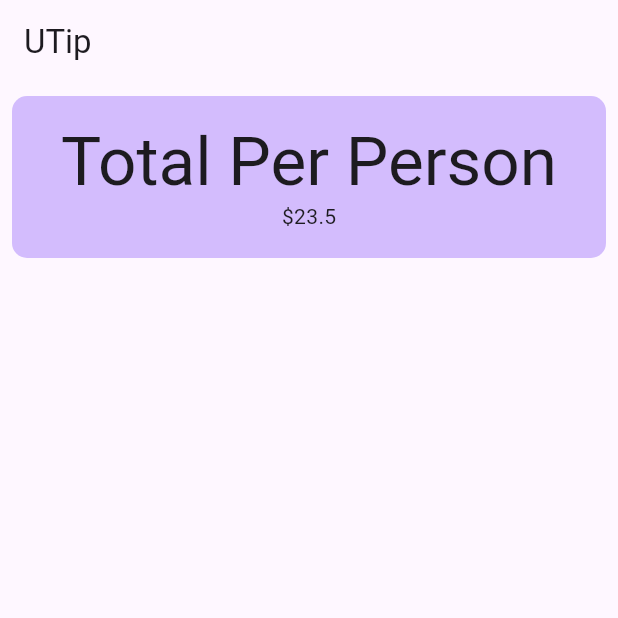
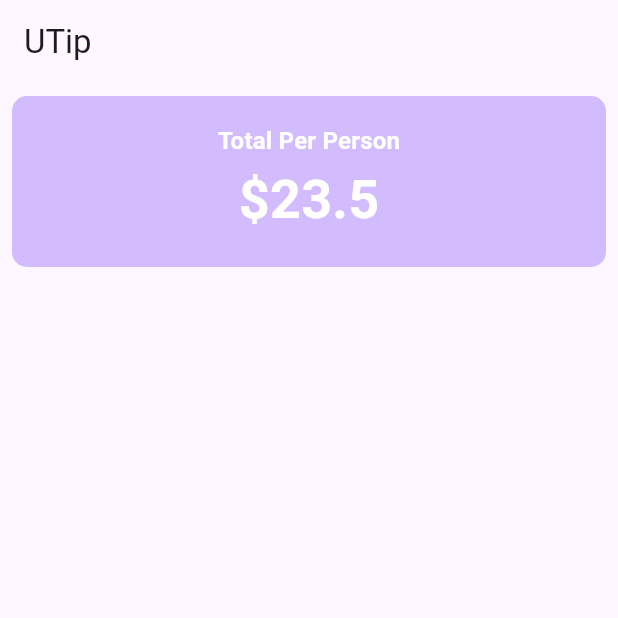
Before and after one commit to IsarahTarila1/UTip-Calculator, a Flutter app: the screen it shows after launch, on a phone screen of 412 x 824 dp, the top half of it. Run offline on Flutter 3.47's test engine with Material 3 defaults, Android fonts, the phone set to English and light mode, and no system bars.

Commit message:
Add style

```diff
--- a/lib/main.dart
+++ b/lib/main.dart
@@ -26,6 +26,13 @@ class UTip extends StatelessWidget {
 
   @override
   Widget build(BuildContext context) {
+    var theme = Theme.of(context);
+    //Add Style
+    final style = theme.textTheme.titleMedium!.copyWith(
+        color: theme.colorScheme.onPrimary,
+        fontWeight: FontWeight.bold
+    );
+
     return Scaffold(
       appBar: AppBar(
         title: const Text('UTip'),
@@ -43,8 +50,13 @@ class UTip extends StatelessWidget {
                 child: Column(
                   children: [
                     Text("Total Per Person",
-                    style: Theme.of(context).textTheme.displayMedium,),
-                    Text("\$23.5"),
+                    style: style,
+                    ),
+                    Text("\$23.5",
+                    style: style.copyWith(
+                      color: theme.colorScheme.onPrimary,
+                      fontSize: theme.textTheme.displaySmall?.fontSize
+                    ),),
                   ],
                 )),
           ),
```
